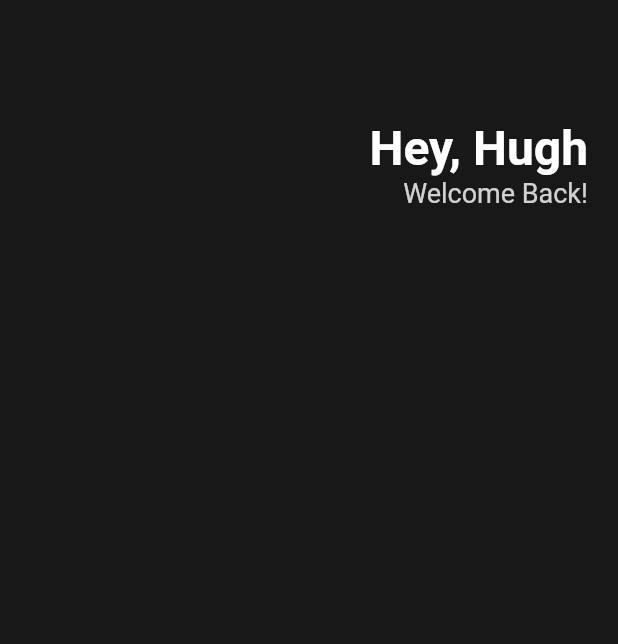
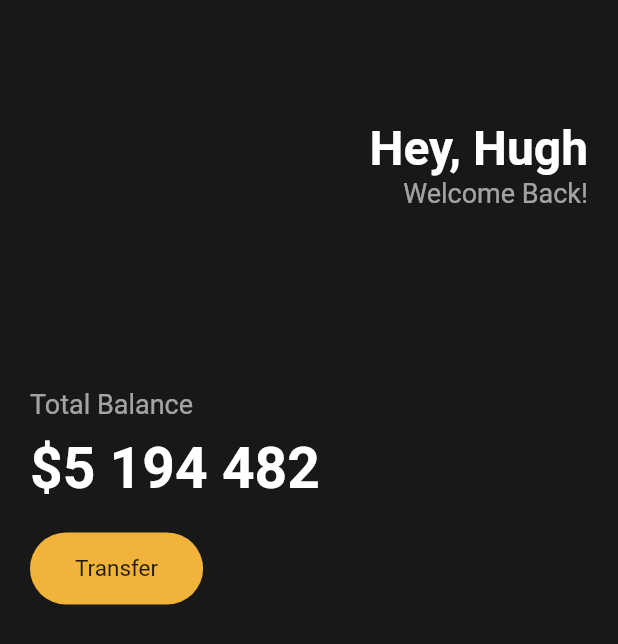
Before and after one commit to royalahn/flutter-starter, a Flutter app: the screen it shows after launch, on a phone screen of 412 x 824 dp. Shown: the top 644 px of the screen. Run offline on Flutter 3.47's test engine with Material 2 defaults, Android fonts, the phone set to English and light mode, and no system bars.

Commit message:
Add button with Container

```diff
--- a/lib/main.dart
+++ b/lib/main.dart
@@ -13,6 +13,7 @@
       body: Padding(
           padding: EdgeInsets.symmetric(horizontal: 20),
           child: Column(
+            crossAxisAlignment: CrossAxisAlignment.start,
             children: [
               SizedBox(
                 height: 80,
@@ -34,11 +35,56 @@
                       Text(
                         'Welcome Back!',
                         style: TextStyle(
-                          color: Colors.white.withOpacity(0.8),
+                          color: Colors.white.withOpacity(0.6),
                           fontSize: 18,
                         ),
                       ),
                     ],
+                  )
+                ],
+              ),
+              SizedBox(
+                height: 120,
+              ),
+              Text(
+                'Total Balance',
+                style: TextStyle(
+                  color: Colors.white.withOpacity(0.6),
+                  fontSize: 18,
+                ),
+              ),
+              SizedBox(
+                height: 10,
+              ),
+              Text(
+                '\$5 194 482',
+                style: TextStyle(
+                    color: Colors.white,
+                    fontSize: 38,
+                    fontWeight: FontWeight.w600),
+              ),
+              SizedBox(
+                height: 20,
+              ),
+              Row(
+                children: [
+                  Container(
+                    decoration: BoxDecoration(
+                      color: Color(0xFFF2B33A),
+                      borderRadius: BorderRadius.circular(45),
+                    ),
+                    child: Padding(
+                      padding: EdgeInsets.symmetric(
+                        horizontal: 30,
+                        vertical: 15,
+                      ),
+                      child: Text(
+                        'Transfer',
+                        style: TextStyle(
+                          fontSize: 15,
+                        ),
+                      ),
+                    ),
                   )
                 ],
               )
```
